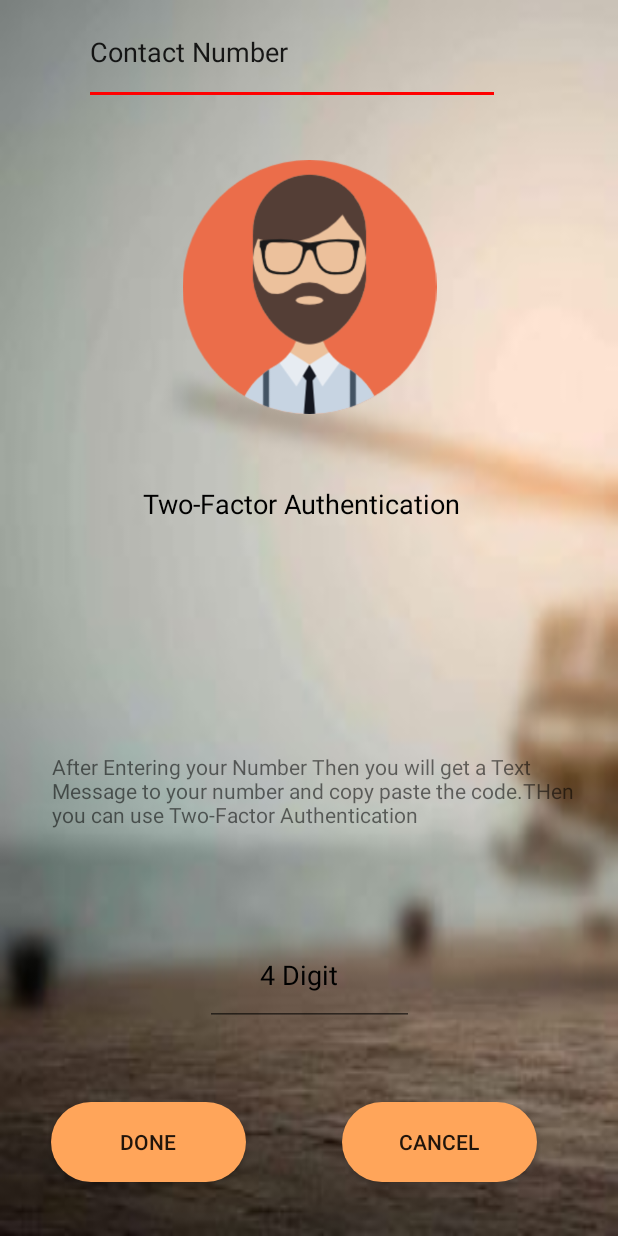
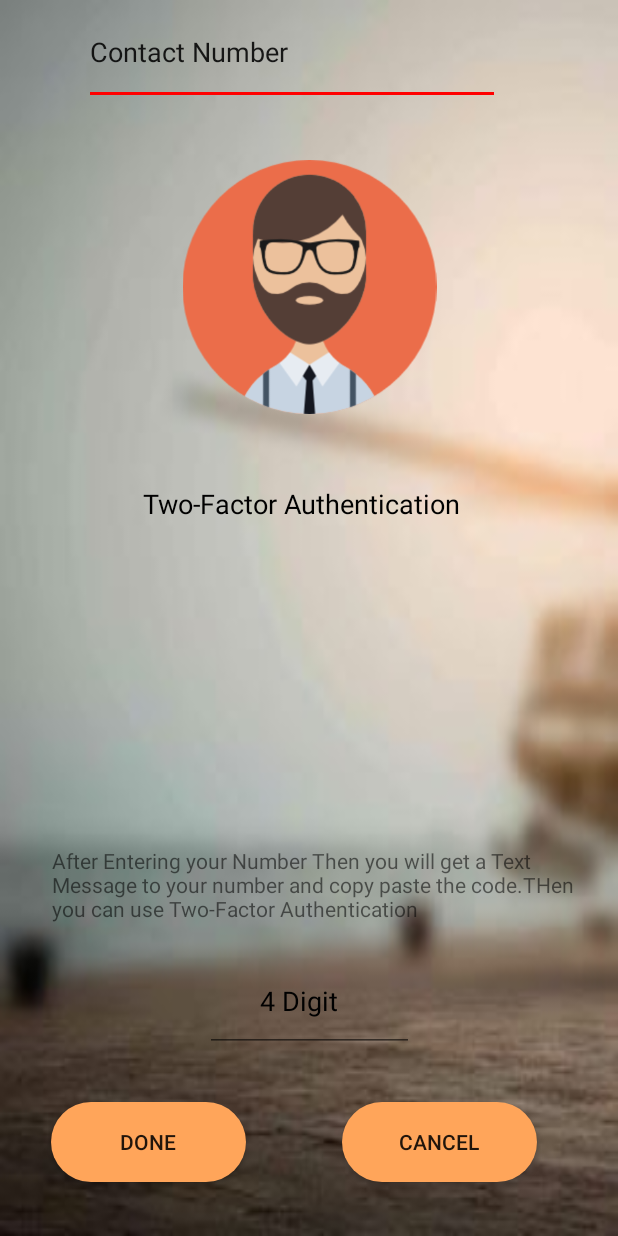
Before and after one commit to WijekoonSR/Cryton, an Android app: the layout activity_user_manager_view_security_two_factor.xml on its own in the app's theme, with its tools: preview values and no code run, on a phone screen of 412 x 824 dp. Run offline under Robolectric (Android 15) with nearby library versions, the phone set to English and light mode, and no system bars.

```diff
--- a/app/src/main/res/layout/activity_user_manager_view_security_two_factor.xml
+++ b/app/src/main/res/layout/activity_user_manager_view_security_two_factor.xml
@@ -113,7 +113,7 @@
         app:layout_constraintHorizontal_bias="0.787"
         app:layout_constraintStart_toStartOf="parent"
         app:layout_constraintTop_toTopOf="parent"
-        app:layout_constraintVertical_bias="0.687" />
+        app:layout_constraintVertical_bias="0.773" />
 
     <CheckedTextView
         android:id="@+id/checked_tView"
@@ -150,5 +150,5 @@
         app:layout_constraintEnd_toEndOf="parent"
         app:layout_constraintStart_toStartOf="parent"
         app:layout_constraintTop_toTopOf="parent"
-        app:layout_constraintVertical_bias="0.822" />
+        app:layout_constraintVertical_bias="0.845" />
 </androidx.constraintlayout.widget.ConstraintLayout>
```
